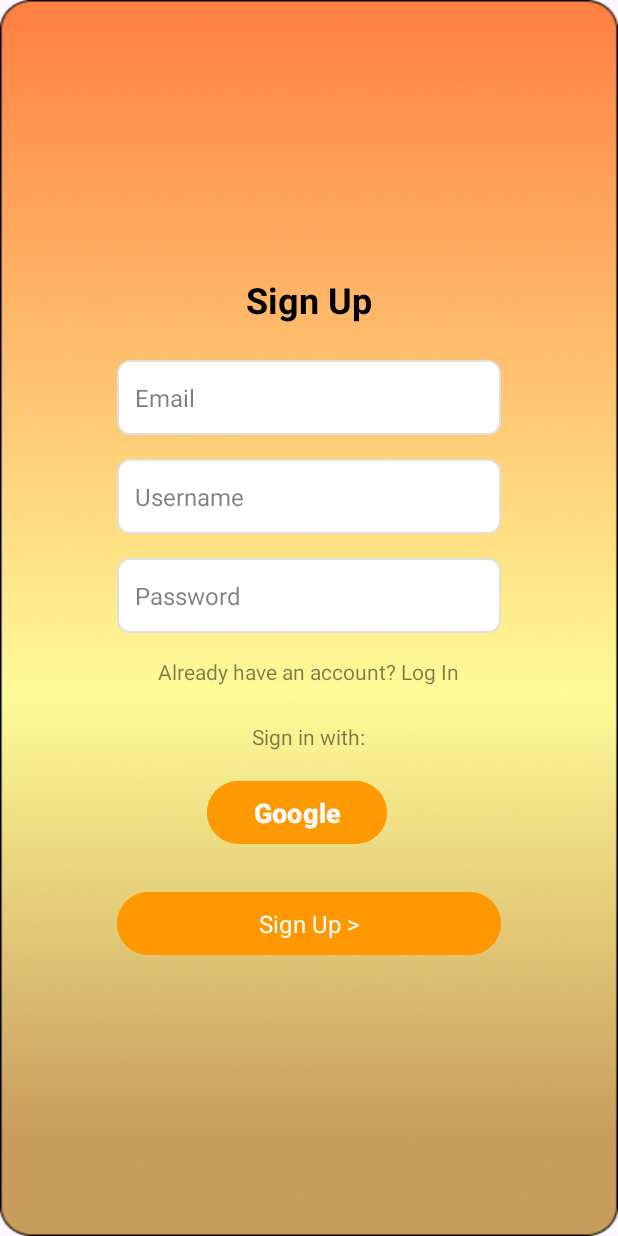
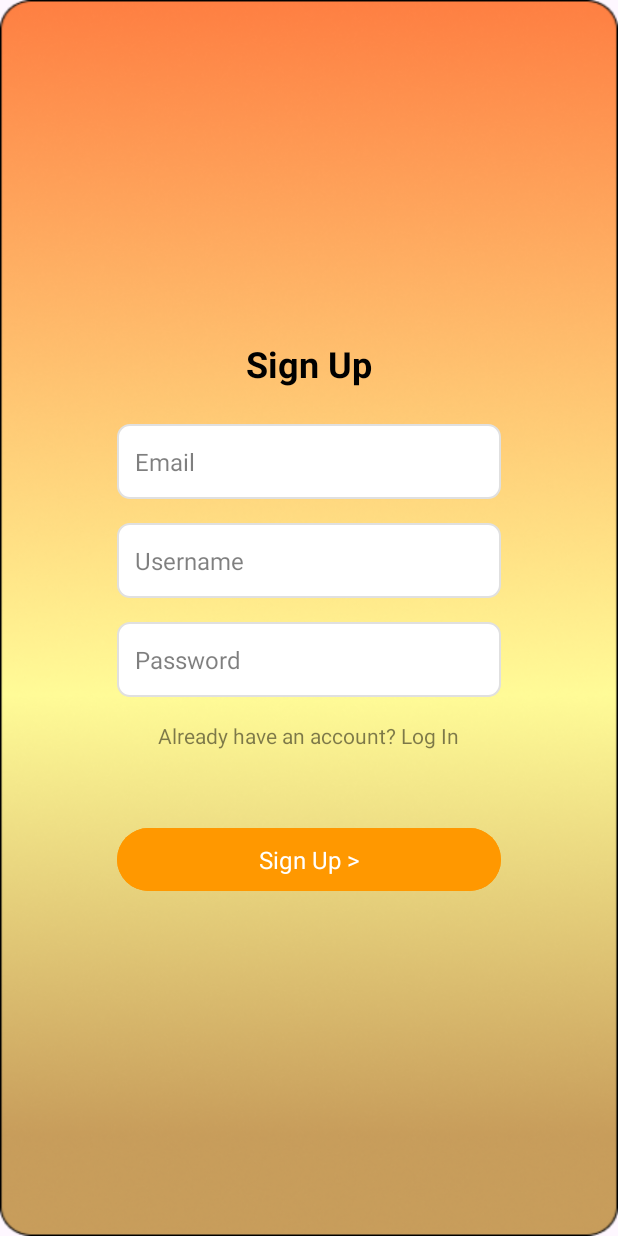
Before and after one commit to Nicholas22258/Cognify, an Android app: the screen it shows after launch (SignupActivity), after a tap on "Create an account", on a phone screen of 412 x 824 dp. Run offline under Robolectric (Android 15) with nearby library versions, the phone set to English and light mode, and no system bars; our stand-ins replace Firebase (no records; nobody signed in at launch, a user with empty details on screens opened directly); 2 statements that could not run were skipped.

Commit message:
Add files via upload

```diff
--- a/Cognify/app/src/main/res/layout/activity_badges.xml
+++ b/Cognify/app/src/main/res/layout/activity_badges.xml
@@ -16,6 +16,7 @@
     android:layout_height="match_parent"
     android:orientation="vertical"
     android:paddingTop="20dp"
+    android:fitsSystemWindows="true"
     android:background="@color/background_dark">
 
     <!-- Header -->
--- a/Cognify/app/src/main/res/layout/activity_change_password.xml
+++ b/Cognify/app/src/main/res/layout/activity_change_password.xml
@@ -15,6 +15,7 @@
     android:layout_width="match_parent"
     android:layout_height="match_parent"
     android:orientation="vertical"
+    android:fitsSystemWindows="true"
     android:background="@color/background_dark">
 
     <!-- Header -->
--- a/Cognify/app/src/main/res/layout/activity_completion.xml
+++ b/Cognify/app/src/main/res/layout/activity_completion.xml
@@ -14,6 +14,7 @@
 <RelativeLayout xmlns:android="http://schemas.android.com/apk/res/android"
     android:layout_width="match_parent"
     android:layout_height="match_parent"
+    android:fitsSystemWindows="true"
     android:background="@drawable/gradientbgd">
 
     <TextView
--- a/Cognify/app/src/main/res/layout/activity_crossword.xml
+++ b/Cognify/app/src/main/res/layout/activity_crossword.xml
@@ -16,6 +16,7 @@
     android:layout_height="match_parent"
     android:id="@+id/main"
     tools:context=".Crossword"
+    android:fitsSystemWindows="true"
     android:background="@color/black">
 
     <ImageButton
--- a/Cognify/app/src/main/res/layout/activity_game_analytics.xml
+++ b/Cognify/app/src/main/res/layout/activity_game_analytics.xml
@@ -3,6 +3,7 @@
     xmlns:app="http://schemas.android.com/apk/res-auto"
     android:orientation="vertical"
     android:padding="16dp"
+    android:fitsSystemWindows="true"
     android:layout_width="match_parent"
     android:layout_height="match_parent">
     <com.google.android.material.appbar.AppBarLayout
--- a/Cognify/app/src/main/res/layout/activity_login.xml
+++ b/Cognify/app/src/main/res/layout/activity_login.xml
@@ -14,6 +14,7 @@
 <RelativeLayout xmlns:android="http://schemas.android.com/apk/res/android"
     android:layout_width="match_parent"
     android:layout_height="match_parent"
+    android:fitsSystemWindows="true"
     android:background="@drawable/gradientbgd">
 
     <LinearLayout
--- a/Cognify/app/src/main/res/layout/activity_matching_game.xml
+++ b/Cognify/app/src/main/res/layout/activity_matching_game.xml
@@ -15,6 +15,7 @@
     android:layout_width="match_parent"
     android:layout_height="match_parent"
     android:id="@+id/main"
+    android:fitsSystemWindows="true"
     tools:context=".MatchingGame"
     android:background="@color/black">
 
--- a/Cognify/app/src/main/res/layout/activity_milestones.xml
+++ b/Cognify/app/src/main/res/layout/activity_milestones.xml
@@ -16,6 +16,7 @@
     android:layout_height="match_parent"
     android:orientation="vertical"
     android:paddingTop="20dp"
+    android:fitsSystemWindows="true"
     android:background="@color/background_dark">
 
     <!-- Header -->
--- a/Cognify/app/src/main/res/layout/activity_post_game_screen.xml
+++ b/Cognify/app/src/main/res/layout/activity_post_game_screen.xml
@@ -18,6 +18,7 @@
     android:layout_width="match_parent"
     android:layout_height="match_parent"
     android:background="@color/black"
+    android:fitsSystemWindows="true"
     tools:context=".PostGameScreen">
 
     <TextView
@@ -28,6 +29,7 @@
         android:textAlignment="center"
         android:textSize="50sp"
         android:textColor="@color/orangeHeading"
+        app:autoSizeTextType="uniform"
         app:layout_constraintBottom_toBottomOf="parent"
         app:layout_constraintEnd_toEndOf="parent"
         app:layout_constraintHorizontal_bias="0.498"
--- a/Cognify/app/src/main/res/layout/activity_profile.xml
+++ b/Cognify/app/src/main/res/layout/activity_profile.xml
@@ -15,6 +15,7 @@
     android:id="@+id/drawer_layout"
     android:layout_width="match_parent"
     android:layout_height="match_parent"
+    android:fitsSystemWindows="true"
     android:background="@color/background_dark"
     tools:context=".ProfileActivity">
 
--- a/Cognify/app/src/main/res/layout/activity_settings.xml
+++ b/Cognify/app/src/main/res/layout/activity_settings.xml
@@ -5,6 +5,7 @@
     android:id="@+id/main"
     android:layout_width="match_parent"
     android:layout_height="match_parent"
+    android:fitsSystemWindows="true"
     tools:context=".SettingsActivity">
 
     <TextView
--- a/Cognify/app/src/main/res/layout/activity_signup.xml
+++ b/Cognify/app/src/main/res/layout/activity_signup.xml
@@ -16,6 +16,7 @@
     android:layout_height="match_parent"
     xmlns:tools="http://schemas.android.com/tools"
     android:background="@drawable/gradientbgd"
+    android:fitsSystemWindows="true"
     tools:context=".SignupActivity">
 
     <LinearLayout
@@ -89,15 +90,15 @@
             android:textSize="14sp"
             android:fontFamily="sans-serif" />
 
-        <TextView
-            android:layout_width="wrap_content"
-            android:layout_height="wrap_content"
-            android:layout_gravity="center"
-            android:layout_marginBottom="16dp"
-            android:text="Sign in with:"
-            android:textColor="@color/secondary_text"
-            android:textSize="14sp"
-            android:fontFamily="sans-serif" />
+<!--        <TextView-->
+<!--            android:layout_width="wrap_content"-->
+<!--            android:layout_height="wrap_content"-->
+<!--            android:layout_gravity="center"-->
+<!--            android:layout_marginBottom="16dp"-->
+<!--            android:text="Sign in with:"-->
+<!--            android:textColor="@color/secondary_text"-->
+<!--            android:textSize="14sp"-->
+<!--            android:fontFamily="sans-serif" />-->
 
         <LinearLayout
             android:layout_width="wrap_content"
@@ -106,16 +107,16 @@
             android:layout_marginBottom="24dp"
             android:orientation="horizontal">
 
-            <Button
-                android:id="@+id/googleSignupButton"
-                android:layout_width="120dp"
-                android:layout_height="50dp"
-                android:layout_marginEnd="16dp"
-                android:backgroundTint="#D8FF9800"
-                android:text="Google"
-                android:textColor="#FBFBFB"
-                android:textSize="18sp"
-                android:textStyle="bold" />
+<!--            <Button-->
+<!--                android:id="@+id/googleSignupButton"-->
+<!--                android:layout_width="120dp"-->
+<!--                android:layout_height="50dp"-->
+<!--                android:layout_marginEnd="16dp"-->
+<!--                android:backgroundTint="#D8FF9800"-->
+<!--                android:text="Google"-->
+<!--                android:textColor="#FBFBFB"-->
+<!--                android:textSize="18sp"-->
+<!--                android:textStyle="bold" />-->
 
 
         </LinearLayout>
--- a/Cognify/app/src/main/res/layout/admin_dash.xml
+++ b/Cognify/app/src/main/res/layout/admin_dash.xml
@@ -5,6 +5,7 @@
     android:id="@+id/drawerLayout"
     android:layout_width="match_parent"
     android:layout_height="match_parent"
+    android:fitsSystemWindows="true"
     tools:openDrawer="start">
     <!--  MAIN CONTENT  -->
     <LinearLayout
--- a/Cognify/app/src/main/res/layout/admin_reports.xml
+++ b/Cognify/app/src/main/res/layout/admin_reports.xml
@@ -3,6 +3,7 @@
     xmlns:app="http://schemas.android.com/apk/res-auto"
     android:layout_width="match_parent"
     android:layout_height="match_parent"
+    android:fitsSystemWindows="true"
     android:background="@color/app_background">
 
     <Button
--- a/Cognify/app/src/main/res/layout/content_management.xml
+++ b/Cognify/app/src/main/res/layout/content_management.xml
@@ -4,6 +4,7 @@
     android:layout_width="match_parent"
     android:layout_height="match_parent"
     android:orientation="vertical"
+    android:fitsSystemWindows="true"
     android:background="#F5F5F5">
 
     <!-- Toolbar -->
--- a/Cognify/app/src/main/res/layout/games_screen.xml
+++ b/Cognify/app/src/main/res/layout/games_screen.xml
@@ -17,6 +17,7 @@
     android:layout_width="match_parent"
     android:layout_height="match_parent"
     android:background="@color/black"
+    android:fitsSystemWindows="true"
     tools:context=".GamesScreen">
 
 <androidx.constraintlayout.widget.ConstraintLayout
@@ -154,6 +155,8 @@
         app:layout_constraintBottom_toBottomOf="parent"
         app:layout_constraintEnd_toEndOf="parent"
         app:layout_constraintStart_toStartOf="parent"
+        app:layout_constraintHorizontal_bias="0.0"
+        app:layout_constraintVertical_bias="1.0"
         app:menu="@menu/bottom_nav_menu" />
 </androidx.constraintlayout.widget.ConstraintLayout>
 
--- a/Cognify/app/src/main/res/layout/help_feeback.xml
+++ b/Cognify/app/src/main/res/layout/help_feeback.xml
@@ -16,6 +16,7 @@
     android:id="@+id/drawer_layout"
     android:layout_width="match_parent"
     android:layout_height="match_parent"
+    android:fitsSystemWindows="true"
     android:background="@color/app_background"
     tools:context=".HelpActivity">
 
--- a/Cognify/app/src/main/res/layout/user_management.xml
+++ b/Cognify/app/src/main/res/layout/user_management.xml
@@ -4,6 +4,7 @@
     android:layout_width="match_parent"
     android:layout_height="match_parent"
     android:orientation="vertical"
+    android:fitsSystemWindows="true"
     android:background="#F5F5F5">
 
     <!-- Toolbar -->
```
Also changed, not shown: Cognify/app/src/main/res/layout/activity_definition_builder.xml (+1 -24 lines).
